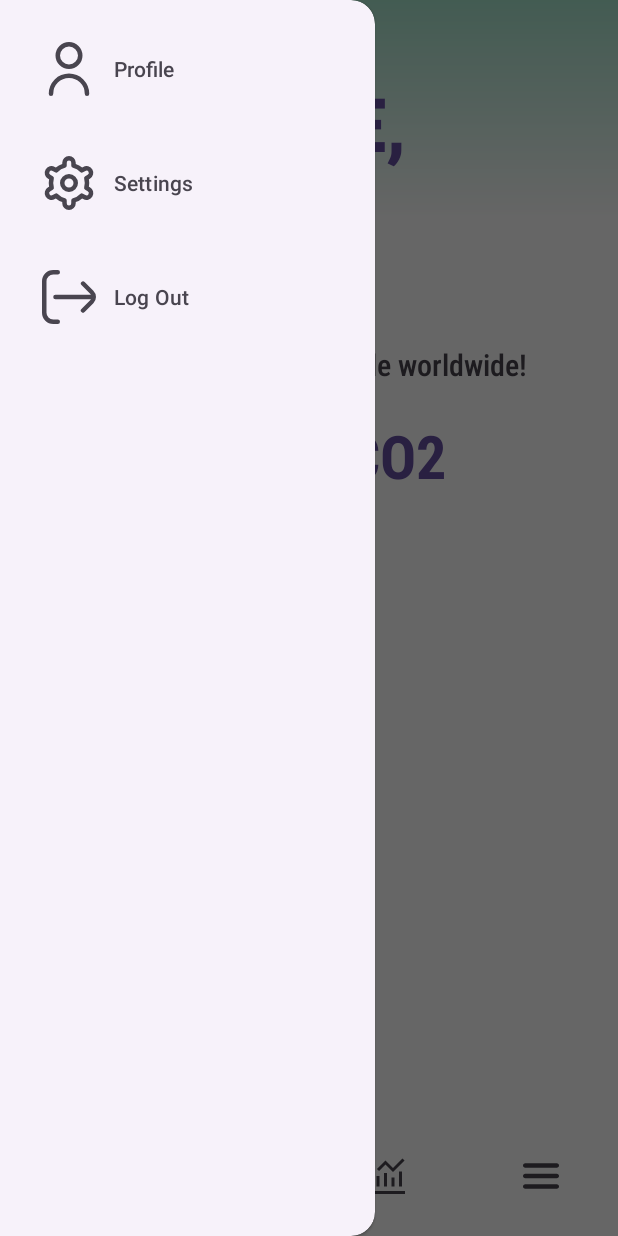
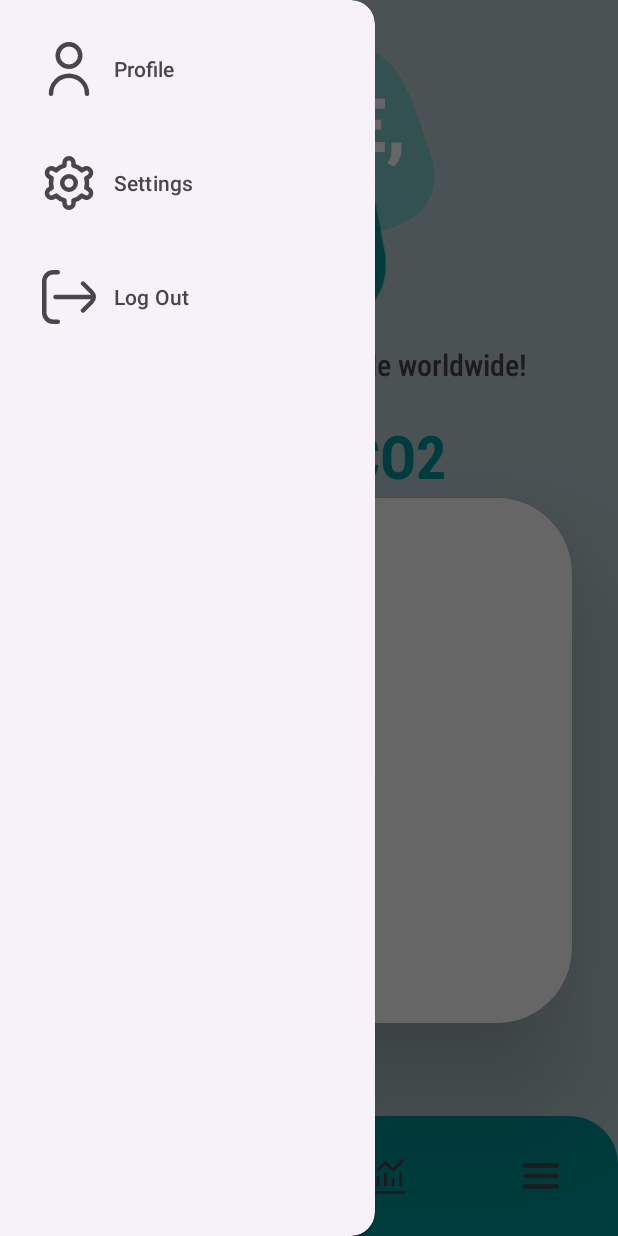
Before and after one commit to jehna28/b07project, an Android app: the screen it shows after launch once a user with an empty profile is signed in (HomeScreenActivity), with the side drawer open, on a phone screen of 412 x 824 dp. Run offline under Robolectric (Android 15) with nearby library versions, the phone set to English and light mode, and no system bars; our stand-ins replace Firebase (no records; nobody signed in at launch, a user with empty details on screens opened directly); libraries missing offline, so code that uses them is left out: com.github.mikephil.charting; plain views replace PieChart; 23 statements that could not run were skipped.

Commit message:
Updated xml files for home screen, welcome, and settings page

```diff
--- a/Starter Application/app/src/main/java/com/example/b07demosummer2024/HomeScreenActivity.java
+++ b/Starter Application/app/src/main/java/com/example/b07demosummer2024/HomeScreenActivity.java
@@ -175,7 +175,7 @@ public class HomeScreenActivity extends AppCompatActivity {
                         PieDataSet dataSet = new PieDataSet(entries, "");
 
                         // Set the fill color for the visible slice and a transparent color for the invisible slice
-                        dataSet.setColors(Color.parseColor("#A8E6CF"), Color.TRANSPARENT);
+                        dataSet.setColors(Color.parseColor("#009899"), Color.TRANSPARENT);
 
                         // Set the space between slices
                         dataSet.setSliceSpace(2f);
--- /dev/null
+++ b/Starter Application/app/src/main/res/drawable/brightblue_bg.xml
@@ -0,0 +1,13 @@
+<?xml version="1.0" encoding="utf-8"?>
+<shape xmlns:android="http://schemas.android.com/apk/res/android">
+    <solid android:color="@color/brightBlue" />
+
+    <corners
+        android:topLeftRadius="30dp"
+        android:topRightRadius="30dp"
+        android:bottomLeftRadius="0dp"
+        android:bottomRightRadius="0dp"/>
+    <stroke
+        android:width="5dp"
+        android:color="@color/brightBlue" />
+</shape>
--- a/Starter Application/app/src/main/res/drawable/login_background_gradient.xml
+++ b/Starter Application/app/src/main/res/drawable/login_background_gradient.xml
@@ -2,7 +2,7 @@
     <item>
         <shape android:shape="rectangle">
             <gradient
-                android:startColor="#A8E6CF"
+                android:startColor="@color/defaultBtnBlue1"
                 android:centerColor="#FFFFFF"
                 android:endColor="#FFFFFF"
                 android:angle="270"
--- a/Starter Application/app/src/main/res/drawable/register_background_gradient.xml
+++ b/Starter Application/app/src/main/res/drawable/register_background_gradient.xml
@@ -2,11 +2,11 @@
     <item>
         <shape android:shape="rectangle">
             <gradient
-                android:startColor="#A8E6CF"
+                android:startColor="@color/defaultBtnBlue2"
             android:centerColor="#FFFFFF"
             android:endColor="#FFFFFF"
             android:angle="90"
-            android:centerY="0.175" />
+            android:centerY="0.2" />
         </shape>
     </item>
 </layer-list>
--- /dev/null
+++ b/Starter Application/app/src/main/res/drawable/shadow_gradient.xml
@@ -0,0 +1,7 @@
+<?xml version="1.0" encoding="utf-8"?>
+<shape xmlns:android="http://schemas.android.com/apk/res/android">
+    <gradient
+        android:startColor="@color/defaultBtnBlue4"
+
+        android:angle="90" />
+</shape>
--- a/Starter Application/app/src/main/res/drawable/welcome_background_gradient.xml
+++ b/Starter Application/app/src/main/res/drawable/welcome_background_gradient.xml
@@ -3,8 +3,9 @@
     <item>
         <shape android:shape="rectangle">
             <gradient
-                android:startColor="#FFFFFF"
-                android:endColor="#A8E6CF"
+                android:endColor="@color/defaultBtnBlue2"
+                android:centerColor="@color/white"
+                android:startColor="@color/grey"
                 android:angle="90" />
         </shape>
     </item>
--- a/Starter Application/app/src/main/res/layout/activity_home_screen_activity.xml
+++ b/Starter Application/app/src/main/res/layout/activity_home_screen_activity.xml
@@ -9,11 +9,27 @@
     android:layout_height="match_parent"
     tools:context=".HomeScreenActivity">
 
+
+
+
     <androidx.constraintlayout.widget.ConstraintLayout
         android:id="@+id/mainHome"
         android:layout_width="match_parent"
         android:layout_height="match_parent"
-        android:background="@drawable/login_background_gradient">
+        android:background="@color/defaultBtnBlue4">
+
+
+        <ImageView
+            android:id="@+id/titlebackid"
+            android:layout_width="718dp"
+            android:layout_height="431dp"
+            android:layout_marginTop="-90dp"
+            android:layout_marginRight="-30dp"
+            android:contentDescription="@null"
+            android:elevation="1dp"
+            android:src="@drawable/titleback"
+            app:layout_constraintEnd_toEndOf="parent"
+            app:layout_constraintTop_toTopOf="parent" />
 
         <TextView
             android:id="@+id/welcomeTxtHomeScreen"
@@ -22,8 +38,9 @@
             android:layout_marginTop="48dp"
             android:fontFamily="sans-serif-medium"
             android:text="@string/welcome"
-            android:textColor="@color/defaultBtnPurple"
+            android:textColor="@color/white"
             android:textSize="50sp"
+            android:elevation="2dp"
             android:textStyle="bold"
             app:layout_constraintEnd_toEndOf="parent"
             app:layout_constraintHorizontal_bias="0.129"
@@ -35,8 +52,9 @@
             android:layout_width="wrap_content"
             android:layout_height="wrap_content"
             android:layout_marginTop="0dp"
+            android:elevation="2dp"
             android:fontFamily="sans-serif-condensed"
-            android:textColor="@color/defaultBtnPurple"
+            android:textColor="@color/white"
             android:textSize="40sp"
             app:layout_constraintStart_toStartOf="@id/welcomeTxtHomeScreen"
             app:layout_constraintTop_toBottomOf="@+id/welcomeTxtHomeScreen"/>
@@ -62,7 +80,7 @@
             android:textStyle="bold"
             android:gravity="start"
             android:textSize="40sp"
-            android:textColor="@color/defaultBtnPurple"
+            android:textColor="@color/brightBlue"
             android:fontFamily="sans-serif-condensed-medium"
             app:layout_constraintTop_toBottomOf="@+id/betterTxtMessageHomeScreen"
             app:layout_constraintStart_toStartOf="@id/welcomeTxtHomeScreen" />
@@ -78,27 +96,57 @@
             app:layout_constraintStart_toStartOf="@id/welcomeTxtHomeScreen"
             app:layout_constraintTop_toBottomOf="@id/totalEmissionsTxtMessageHomeScreen" />
 
+    <androidx.cardview.widget.CardView
+        android:layout_width="350dp"
+        android:layout_height="350dp"
+        app:cardElevation="50dp"
+        app:cardBackgroundColor="@color/white"
+        app:cardCornerRadius="50dp"
+        app:layout_constraintVertical_bias="0.7"
+        app:layout_constraintTop_toTopOf="parent"
+        app:layout_constraintBottom_toBottomOf="parent"
+        app:layout_constraintStart_toStartOf="parent"
+        app:layout_constraintEnd_toEndOf="parent" >
 
         <com.github.mikephil.charting.charts.PieChart
             android:id="@+id/pieChartHomeScreen"
             android:layout_width="match_parent"
             android:layout_height="350dp"
             android:layout_marginHorizontal="20dp"
-            app:layout_constraintTop_toBottomOf="@+id/emissionDescriptionTxtHomeScreen"
-            android:layout_marginTop="40dp"/>
+            android:background="@color/white"
+            app:layout_constraintTop_toBottomOf="@+id/emissionDescriptionTxtHomeScreen" />
+
+    </androidx.cardview.widget.CardView>
+
+
+
+
+
+
 
         <com.google.android.material.bottomnavigation.BottomNavigationView
             android:id="@+id/bottomNavigationViewHomeScreen"
             android:layout_width="match_parent"
             android:layout_height="wrap_content"
-            app:menu="@menu/home_screen_navigation_menu"
+            android:background="@drawable/brightblue_bg"
+            app:itemIconSize="24dp"
+            app:itemIconTint="@null"
             app:labelVisibilityMode="unlabeled"
-            app:itemIconSize="24dp"
+            app:layout_constraintBottom_toBottomOf="parent"
+            app:layout_constraintEnd_toEndOf="parent"
+            app:layout_constraintHorizontal_bias="0.0"
             app:layout_constraintStart_toStartOf="parent"
-            app:layout_constraintEnd_toEndOf="parent"
+            app:menu="@menu/home_screen_navigation_menu" />
+
+        <View
+            android:id="@+id/shadowView"
+            android:layout_width="match_parent"
+            android:layout_height="110dp"
+            android:background="@drawable/shadow_gradient"
             app:layout_constraintBottom_toBottomOf="parent"
-            app:itemIconTint="@null"
-            android:background="@color/white"/>
+            app:layout_constraintStart_toStartOf="parent"
+            app:layout_constraintEnd_toEndOf="parent" />
+
 
     </androidx.constraintlayout.widget.ConstraintLayout>
 
@@ -111,4 +159,6 @@
         app:itemIconSize="36dp"
         app:itemVerticalPadding="20dp" />
 
+
+
 </androidx.drawerlayout.widget.DrawerLayout>
--- a/Starter Application/app/src/main/res/layout/activity_login.xml
+++ b/Starter Application/app/src/main/res/layout/activity_login.xml
@@ -75,6 +75,7 @@
         app:layout_constraintTop_toBottomOf="@+id/passwordTxtFieldLogin"
         app:layout_constraintStart_toStartOf="parent"
         app:layout_constraintEnd_toEndOf="parent"
+        android:backgroundTint="@color/brightBlue"
         app:flow_horizontalBias="0.5"
         android:layout_marginTop="60dp"
         android:layout_marginHorizontal="120dp"/>
@@ -85,7 +86,7 @@
         android:layout_height="48dp"
         android:text="@string/forgot_password"
         android:background="@android:color/transparent"
-        android:textColor="@color/defaultBtnPurple"
+        android:textColor="@color/brightBlue"
         app:layout_constraintTop_toBottomOf="@+id/loginBtn"
         app:layout_constraintStart_toStartOf="parent"
         app:layout_constraintEnd_toEndOf="parent"
@@ -99,7 +100,7 @@
         android:layout_height="48dp"
         android:text="@string/go_back"
         android:background="@android:color/transparent"
-        android:textColor="@color/defaultBtnPurple"
+        android:textColor="@color/brightBlue"
         app:layout_constraintTop_toBottomOf="@id/forgotPasswordBtn"
         app:layout_constraintStart_toStartOf="parent"
         app:layout_constraintEnd_toEndOf="parent"
--- a/Starter Application/app/src/main/res/layout/activity_profile.xml
+++ b/Starter Application/app/src/main/res/layout/activity_profile.xml
@@ -75,6 +75,7 @@
         app:layout_constraintTop_toBottomOf="@+id/lastNameTxtFieldProfile"
         app:layout_constraintStart_toStartOf="parent"
         app:layout_constraintEnd_toEndOf="parent"
+        android:backgroundTint="@color/brightBlue"
         app:flow_horizontalBias="0.5"
         android:layout_marginTop="60dp"
         android:layout_marginHorizontal="120dp"/>
@@ -86,7 +87,7 @@
         android:text="@string/go_home"
         android:textSize="18sp"
         android:background="@android:color/transparent"
-        android:textColor="@color/defaultBtnPurple"
+        android:textColor="@color/brightBlue"
         app:layout_constraintTop_toBottomOf="@id/confirmBtnProfile"
         app:layout_constraintStart_toStartOf="parent"
         app:layout_constraintEnd_toEndOf="parent"
--- a/Starter Application/app/src/main/res/layout/activity_register.xml
+++ b/Starter Application/app/src/main/res/layout/activity_register.xml
@@ -133,14 +133,17 @@
         android:layout_marginTop="2dp"
         android:layout_marginEnd="60dp"/>
 
+
     <Button
         android:id="@+id/continueBtn"
         android:layout_width="0dp"
         android:layout_height="48dp"
         android:text="@string/continueRegister"
+        android:elevation="5000dp"
         app:layout_constraintTop_toBottomOf="@+id/passwordConfirmTxtField"
         app:layout_constraintStart_toStartOf="parent"
         app:layout_constraintEnd_toEndOf="parent"
+        android:backgroundTint="@color/grey"
         app:flow_horizontalBias="0.5"
         android:layout_marginTop="60dp"
         android:layout_marginHorizontal="120dp"/>
@@ -151,7 +154,7 @@
         android:layout_height="48dp"
         android:text="@string/go_back"
         android:background="@android:color/transparent"
-        android:textColor="@color/defaultBtnPurple"
+        android:textColor="@color/white"
         app:layout_constraintTop_toBottomOf="@id/continueBtn"
         app:layout_constraintStart_toStartOf="parent"
         app:layout_constraintEnd_toEndOf="parent"
```
Also changed, not shown: Starter Application/app/src/main/res/layout/activity_settings.xml (+8 -3 lines), Starter Application/app/src/main/res/layout/activity_welcome_activity.xml (+9 -7 lines), Starter Application/app/src/main/res/values/colors.xml (+18 -0 lines), Starter Application/app/src/main/res/drawable/cloud1.png (added), Starter Application/app/src/main/res/drawable/img.png (added), Starter Application/app/src/main/res/drawable/titleback.png (added), Starter Application/app/src/main/res/drawable/titlebackclouds.png (added).
